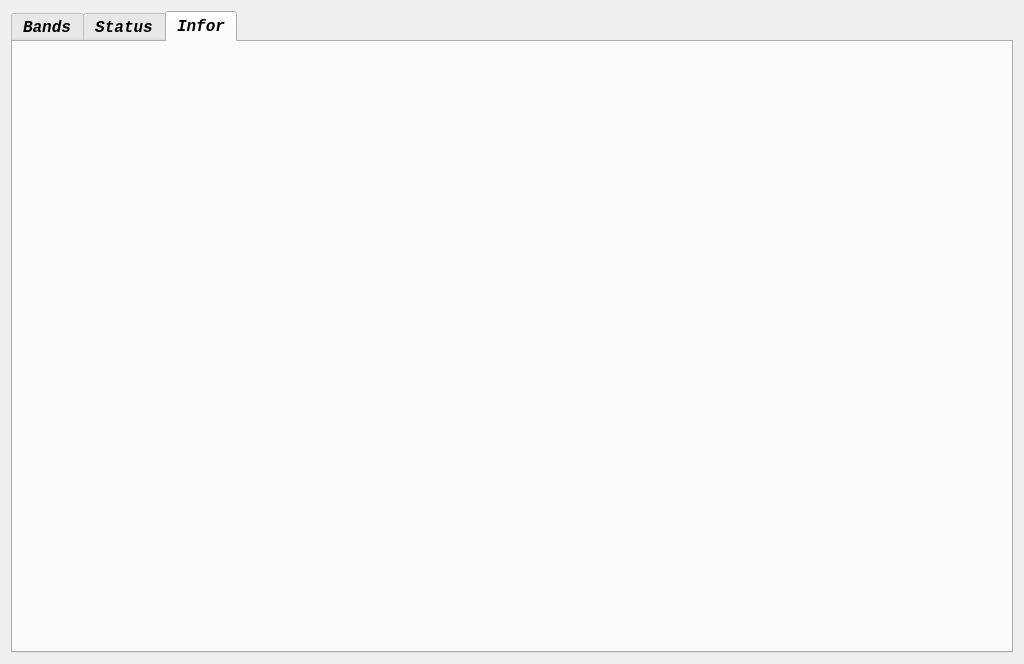
First picture: the form in iotTools/iotGui/CoreWidget/iotServerEdit.ui, repository 852850353/iotBitServer, before the edit.
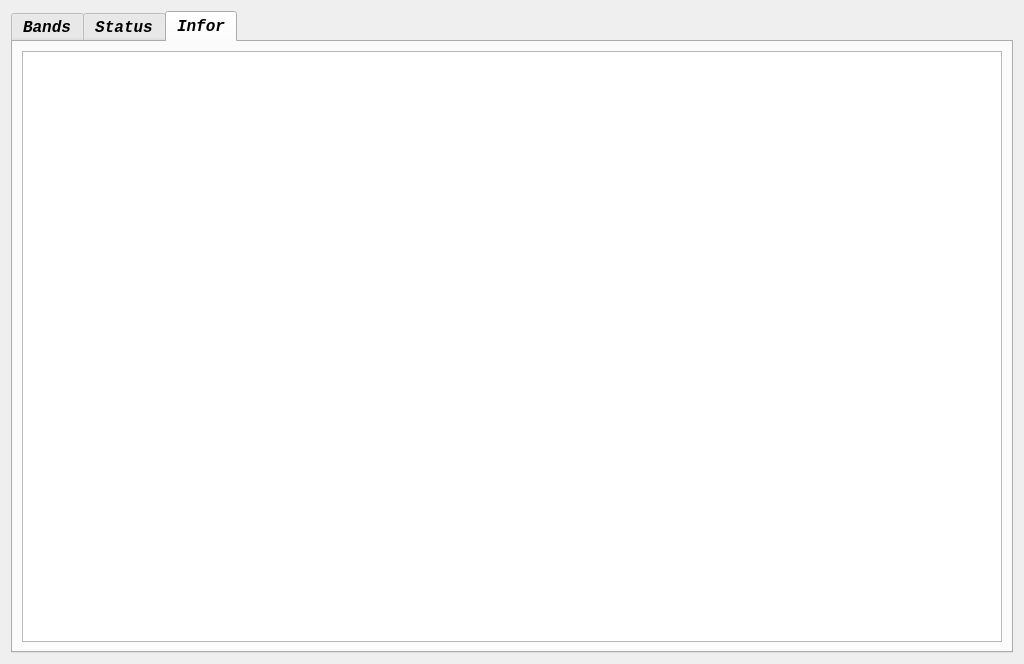
Second picture: the form after the edit. The open tabs and pages were chosen to show the change.

What changed in the file:
```diff
--- a/iotTools/iotGui/CoreWidget/iotServerEdit.ui
+++ b/iotTools/iotGui/CoreWidget/iotServerEdit.ui
@@ -10,6 +10,12 @@
     <height>664</height>
    </rect>
   </property>
+  <property name="sizePolicy">
+   <sizepolicy hsizetype="Expanding" vsizetype="Expanding">
+    <horstretch>0</horstretch>
+    <verstretch>0</verstretch>
+   </sizepolicy>
+  </property>
   <property name="minimumSize">
    <size>
     <width>500</width>
@@ -19,9 +25,15 @@
   <property name="windowTitle">
    <string>Form</string>
   </property>
-  <layout class="QFormLayout" name="formLayout_2">
-   <item row="0" column="0" colspan="2">
+  <layout class="QGridLayout" name="gridLayout">
+   <item row="0" column="0">
     <widget class="QTabWidget" name="tabWidget">
+     <property name="sizePolicy">
+      <sizepolicy hsizetype="Expanding" vsizetype="Expanding">
+       <horstretch>0</horstretch>
+       <verstretch>1</verstretch>
+      </sizepolicy>
+     </property>
      <property name="font">
       <font>
        <family>Consolas</family>
@@ -137,9 +149,27 @@
       </widget>
      </widget>
      <widget class="QWidget" name="tab">
+      <property name="sizePolicy">
+       <sizepolicy hsizetype="Expanding" vsizetype="Expanding">
+        <horstretch>1</horstretch>
+        <verstretch>1</verstretch>
+       </sizepolicy>
+      </property>
       <attribute name="title">
        <string>Infor</string>
       </attribute>
+      <layout class="QFormLayout" name="formLayout_2">
+       <item row="0" column="0" colspan="2">
+        <widget class="QTableView" name="tableView_2">
+         <property name="sizePolicy">
+          <sizepolicy hsizetype="Expanding" vsizetype="Expanding">
+           <horstretch>1</horstretch>
+           <verstretch>1</verstretch>
+          </sizepolicy>
+         </property>
+        </widget>
+       </item>
+      </layout>
      </widget>
     </widget>
    </item>
```
Left out of the diff: 31 changed lines with no effect on the pictures.
